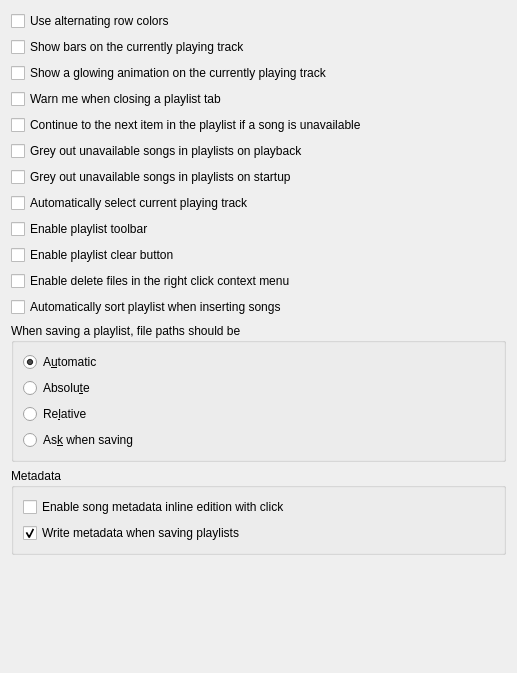
strawberrymusicplayer/strawberry, file src/settings/playlistsettingspage.ui: the form before one commit.
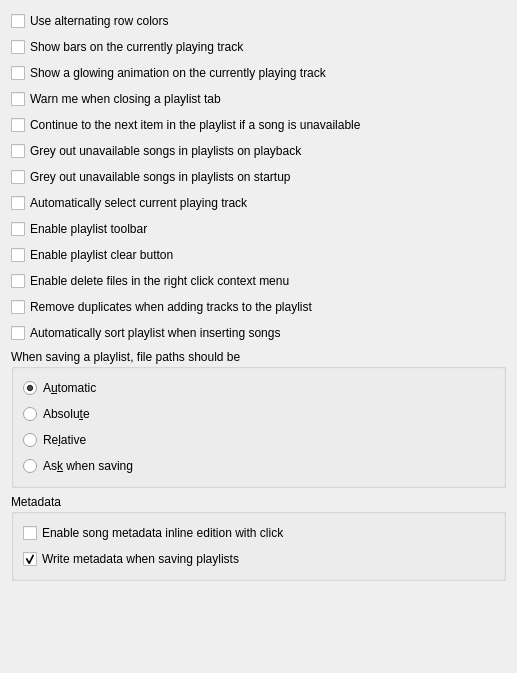
The form after the commit.

Commit message: Add an auto remove duplicates for the playlists.

Diff of the .ui file:
```diff
--- a/src/settings/playlistsettingspage.ui
+++ b/src/settings/playlistsettingspage.ui
@@ -91,6 +91,13 @@
      </property>
     </widget>
    </item>
+   <item>
+    <widget class="QCheckBox" name="checkbox_remove_duplicates">
+     <property name="text">
+      <string>Remove duplicates when adding tracks to the playlist</string>
+     </property>
+    </widget>
+   </item>
    <item>
     <widget class="QCheckBox" name="checkbox_auto_sort">
      <property name="text">
```
The commit also changes 8 other files.
